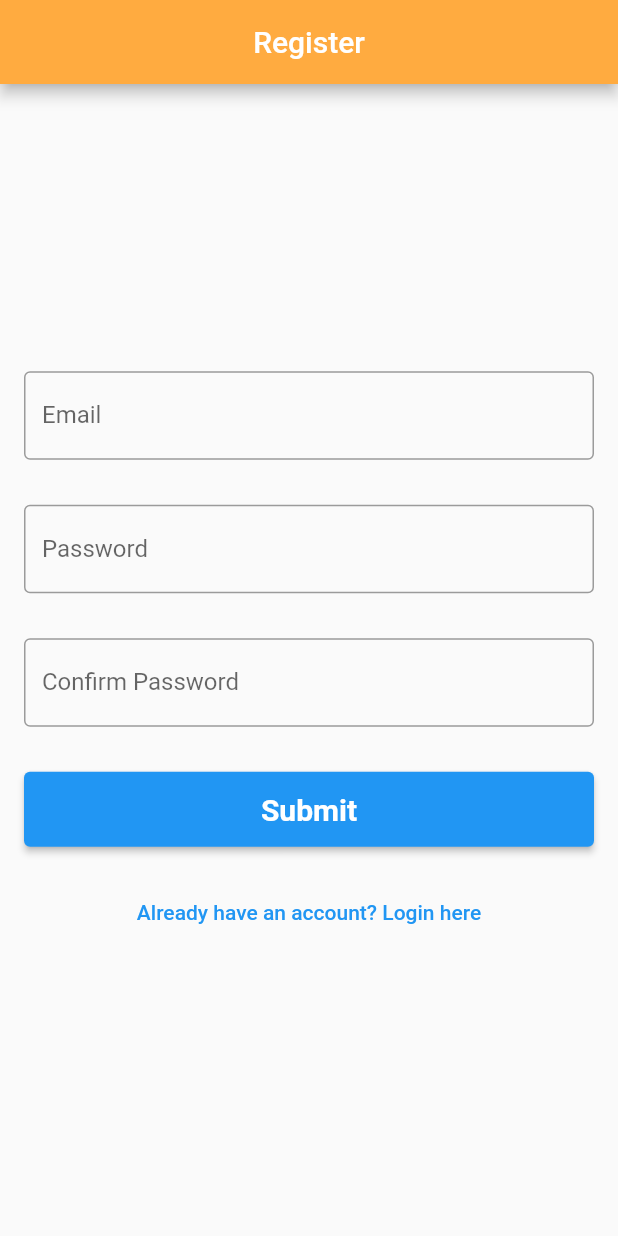
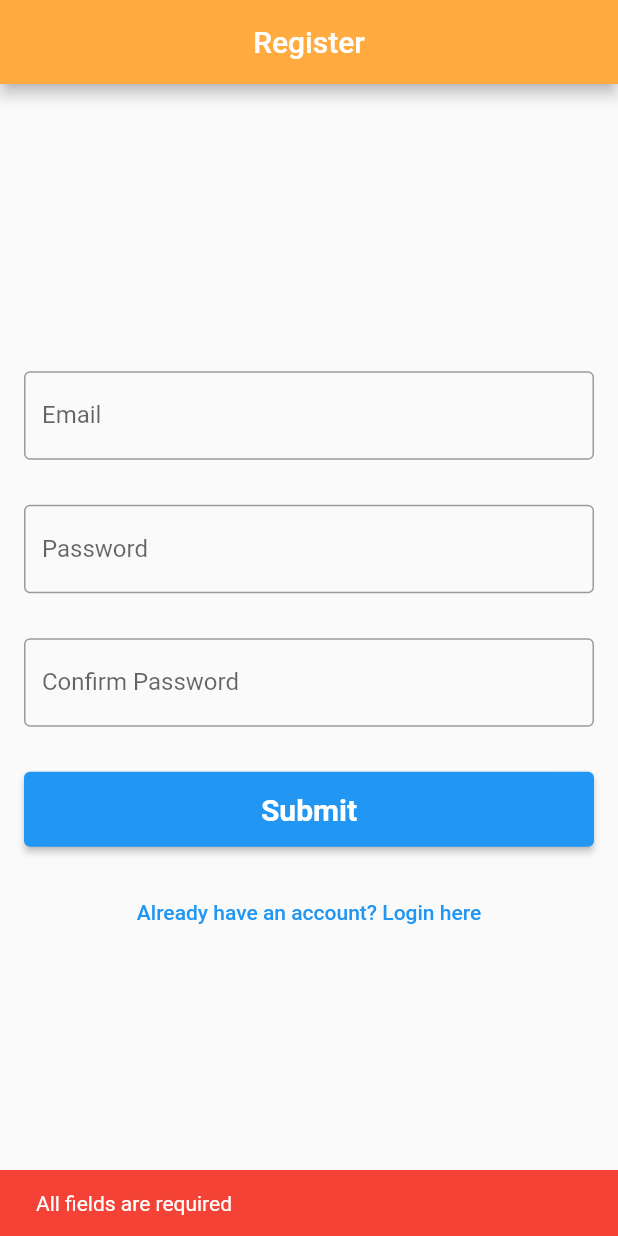
Before and after one commit to joseniandroid/usjr_flutter_firebase, a Flutter app: the screen it shows after launch, after a tap on "Submit", on a phone screen of 412 x 824 dp. Run offline on Flutter 3.47's test engine with Material 2 defaults, Android fonts, the light colour scheme and no system bars; our stand-ins replace firebase_core; accounts and stored records are empty.

Commit message:
add validation for register screen inputs

```diff
--- a/lib/screens/login_screen.dart
+++ b/lib/screens/login_screen.dart
@@ -29,6 +29,7 @@ class LoginScreen extends StatelessWidget {
             const SizedBox(height: 30),
             TextField(
               controller: _passwordCtrl,
+              obscureText: true,
               decoration: const InputDecoration(
                 labelText: 'Password',
                 border: OutlineInputBorder(),
--- a/lib/screens/register_screen.dart
+++ b/lib/screens/register_screen.dart
@@ -32,6 +32,7 @@ class RegisterScreen extends StatelessWidget {
             const SizedBox(height: 30),
             TextField(
               controller: _passwordCtrl,
+              obscureText: true,
               decoration: const InputDecoration(
                 labelText: 'Password',
                 border: OutlineInputBorder(),
@@ -40,6 +41,7 @@ class RegisterScreen extends StatelessWidget {
             const SizedBox(height: 30),
             TextField(
               controller: _confirmPasswordCtrl,
+              obscureText: true,
               decoration: const InputDecoration(
                 labelText: 'Confirm Password',
                 border: OutlineInputBorder(),
@@ -50,7 +52,15 @@ class RegisterScreen extends StatelessWidget {
               width: double.infinity,
               height: 50,
               child: ElevatedButton(
-                onPressed: () {},
+                onPressed: () {
+                  if (_emailCtrl.text.isEmpty || _passwordCtrl.text.isEmpty) {
+                    showSnackbarError(context, 'All fields are required');
+                  } else if (_passwordCtrl.text != _confirmPasswordCtrl.text) {
+                    showSnackbarError(context, 'Passwords do not match');
+                  } else {
+                    // TOOD: register the user to firebase
+                  }
+                },
                 child: const Text(
                   'Submit',
                   style: TextStyle(
@@ -77,4 +87,13 @@ class RegisterScreen extends StatelessWidget {
       ),
     );
   }
+
+  void showSnackbarError(BuildContext context, String message) {
+    ScaffoldMessenger.of(context).showSnackBar(
+      SnackBar(
+        content: Text(message),
+        backgroundColor: Colors.red,
+      ),
+    );
+  }
 }
```
